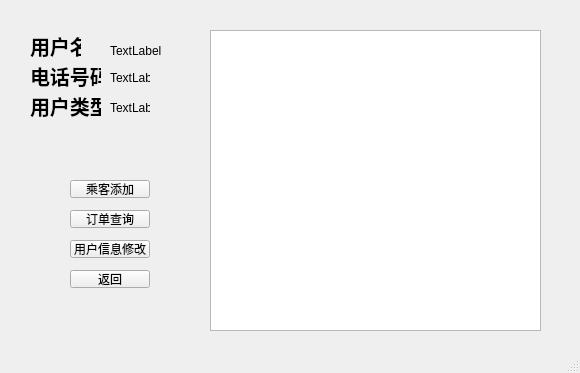
Old version of the form 8_20/my.ui in the repository shitBob/keshe.
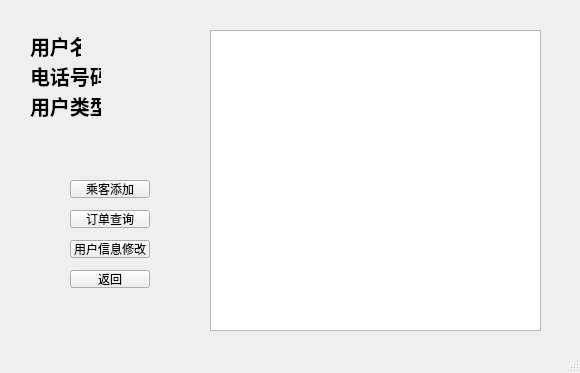
New version of the form.

Diff of the .ui file:
```diff
--- a/8_20/my.ui
+++ b/8_20/my.ui
@@ -37,7 +37,7 @@
      </rect>
     </property>
     <property name="text">
-     <string>TextLabel</string>
+     <string/>
     </property>
    </widget>
    <widget class="QLabel" name="label_6">
@@ -50,7 +50,7 @@
      </rect>
     </property>
     <property name="text">
-     <string>TextLabel</string>
+     <string/>
     </property>
    </widget>
    <widget class="QLabel" name="label_3">
@@ -129,7 +129,7 @@
      </rect>
     </property>
     <property name="text">
-     <string>TextLabel</string>
+     <string/>
     </property>
    </widget>
    <widget class="QLabel" name="label_2">
```
